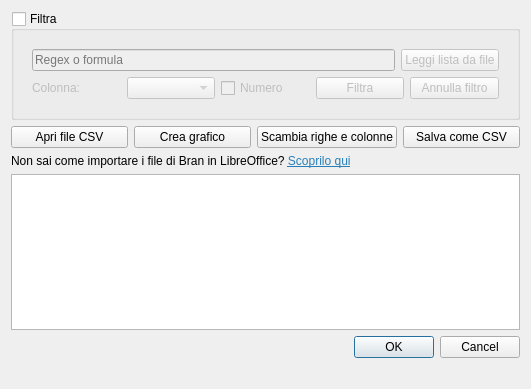
Old version of the form forms/tableeditor.ui in the repository zorbaproject/Bran.
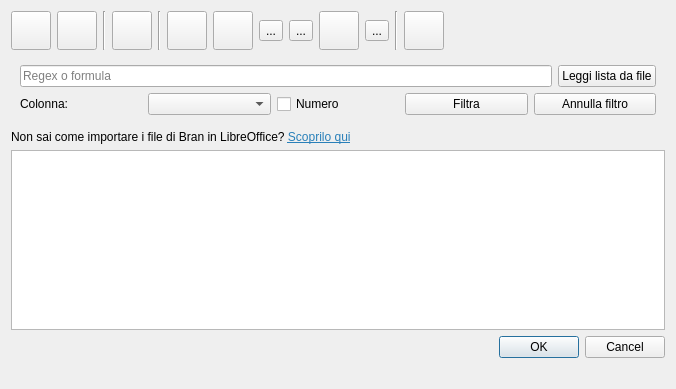
New version of the form. Icons and pictures are not drawn.

Commit message: Riorganizzazione table editor

```diff
--- a/forms/tableeditor.ui
+++ b/forms/tableeditor.ui
@@ -6,7 +6,7 @@
    <rect>
     <x>0</x>
     <y>0</y>
-    <width>531</width>
+    <width>676</width>
     <height>389</height>
    </rect>
   </property>
@@ -14,128 +14,306 @@
    <string>Dialog</string>
   </property>
   <layout class="QVBoxLayout" name="verticalLayout">
-   <item>
-    <widget class="QGroupBox" name="filterGroup">
-     <property name="title">
-      <string>Filtra</string>
-     </property>
-     <property name="checkable">
-      <bool>true</bool>
-     </property>
-     <property name="checked">
-      <bool>false</bool>
-     </property>
-     <layout class="QVBoxLayout" name="verticalLayout_2">
-      <item>
-       <widget class="QWidget" name="filterWidget" native="true">
-        <layout class="QVBoxLayout" name="verticalLayout_3">
-         <item>
-          <layout class="QHBoxLayout" name="horizontalLayout_2">
-           <item>
-            <widget class="QLineEdit" name="cfilter">
-             <property name="placeholderText">
-              <string>Regex o formula</string>
-             </property>
-            </widget>
-           </item>
-           <item>
-            <widget class="QPushButton" name="readregexfile">
-             <property name="text">
-              <string>Leggi lista da file</string>
-             </property>
-            </widget>
-           </item>
-          </layout>
-         </item>
-         <item>
-          <layout class="QHBoxLayout" name="horizontalLayout_3">
-           <item>
-            <widget class="QLabel" name="label">
-             <property name="text">
-              <string>Colonna:</string>
-             </property>
-            </widget>
-           </item>
-           <item>
-            <widget class="QComboBox" name="ccolumn"/>
-           </item>
-           <item>
-            <widget class="QCheckBox" name="filtronumerico">
-             <property name="text">
-              <string>Numero</string>
-             </property>
-            </widget>
-           </item>
-           <item>
-            <widget class="QPushButton" name="dofiltra">
-             <property name="text">
-              <string>Filtra</string>
-             </property>
-            </widget>
-           </item>
-           <item>
-            <widget class="QPushButton" name="cancelfiltro">
-             <property name="text">
-              <string>Annulla filtro</string>
-             </property>
-            </widget>
-           </item>
-          </layout>
-         </item>
-        </layout>
-       </widget>
-      </item>
-     </layout>
-    </widget>
-   </item>
    <item>
     <layout class="QHBoxLayout" name="horizontalLayout">
      <item>
-      <widget class="QPushButton" name="apricsv">
+      <widget class="QToolButton" name="apricsv">
+       <property name="toolTip">
+        <string>Apri file TSV</string>
+       </property>
        <property name="text">
-        <string>Apri file CSV</string>
+        <string/>
        </property>
        <property name="icon">
         <iconset resource="../resources.qrc">
          <normaloff>:/icons/icons/document-open.png</normaloff>:/icons/icons/document-open.png</iconset>
        </property>
+       <property name="iconSize">
+        <size>
+         <width>32</width>
+         <height>32</height>
+        </size>
+       </property>
       </widget>
      </item>
      <item>
-      <widget class="QPushButton" name="creagrafico">
+      <widget class="QToolButton" name="salvacsv">
+       <property name="toolTip">
+        <string>Salva con nome</string>
+       </property>
        <property name="text">
-        <string>Crea grafico</string>
+        <string/>
        </property>
        <property name="icon">
         <iconset resource="../resources.qrc">
          <normaloff>:/icons/icons/office-chart-area.png</normaloff>:/icons/icons/office-chart-area.png</iconset>
        </property>
+       <property name="iconSize">
+        <size>
+         <width>32</width>
+         <height>32</height>
+        </size>
+       </property>
       </widget>
      </item>
      <item>
-      <widget class="QPushButton" name="ribaltatabella">
+      <widget class="Line" name="line">
+       <property name="orientation">
+        <enum>Qt::Vertical</enum>
+       </property>
+      </widget>
+     </item>
+     <item>
+      <widget class="QToolButton" name="showFilter">
+       <property name="toolTip">
+        <string>Filtra tabella</string>
+       </property>
        <property name="text">
+        <string/>
+       </property>
+       <property name="icon">
+        <iconset resource="../resources.qrc">
+         <normaloff>:/icons/icons/view-filter.png</normaloff>:/icons/icons/view-filter.png</iconset>
+       </property>
+       <property name="iconSize">
+        <size>
+         <width>32</width>
+         <height>32</height>
+        </size>
+       </property>
+       <property name="checkable">
+        <bool>true</bool>
+       </property>
+      </widget>
+     </item>
+     <item>
+      <widget class="Line" name="line_3">
+       <property name="orientation">
+        <enum>Qt::Vertical</enum>
+       </property>
+      </widget>
+     </item>
+     <item>
+      <widget class="QToolButton" name="ribaltatabella">
+       <property name="toolTip">
         <string>Scambia righe e colonne</string>
        </property>
+       <property name="text">
+        <string/>
+       </property>
        <property name="icon">
         <iconset resource="../resources.qrc">
          <normaloff>:/icons/icons/object-rotate-left.png</normaloff>:/icons/icons/object-rotate-left.png</iconset>
        </property>
+       <property name="iconSize">
+        <size>
+         <width>32</width>
+         <height>32</height>
+        </size>
+       </property>
       </widget>
      </item>
      <item>
-      <widget class="QPushButton" name="salvacsv">
+      <widget class="QToolButton" name="changeHeader">
+       <property name="toolTip">
+        <string>Modifica intestazione colonna</string>
+       </property>
        <property name="text">
-        <string>Salva come CSV</string>
+        <string/>
        </property>
        <property name="icon">
         <iconset resource="../resources.qrc">
          <normaloff>:/icons/icons/document-save.png</normaloff>:/icons/icons/document-save.png</iconset>
        </property>
+       <property name="iconSize">
+        <size>
+         <width>32</width>
+         <height>32</height>
+        </size>
+       </property>
       </widget>
      </item>
+     <item>
+      <widget class="QToolButton" name="rmRow">
+       <property name="toolTip">
+        <string>Rimuovi riga</string>
+       </property>
+       <property name="text">
+        <string>...</string>
+       </property>
+       <property name="icon">
+        <iconset resource="../resources.qrc">
+         <normaloff>:/icons/icons/edit-table-delete-row.png</normaloff>:/icons/icons/edit-table-delete-row.png</iconset>
+       </property>
+       <property name="iconSize">
+        <size>
+         <width>32</width>
+         <height>32</height>
+        </size>
+       </property>
+      </widget>
+     </item>
+     <item>
+      <widget class="QToolButton" name="addRow">
+       <property name="toolTip">
+        <string>Aggiungi riga</string>
+       </property>
+       <property name="text">
+        <string>...</string>
+       </property>
+       <property name="icon">
+        <iconset resource="../resources.qrc">
+         <normaloff>:/icons/icons/edit-table-insert-row-below.png</normaloff>:/icons/icons/edit-table-insert-row-below.png</iconset>
+       </property>
+       <property name="iconSize">
+        <size>
+         <width>32</width>
+         <height>32</height>
+        </size>
+       </property>
+      </widget>
+     </item>
+     <item>
+      <widget class="QToolButton" name="rmCol">
+       <property name="toolTip">
+        <string>Rimuovi colonna</string>
+       </property>
+       <property name="text">
+        <string/>
+       </property>
+       <property name="icon">
+        <iconset resource="../resources.qrc">
+         <normaloff>:/icons/icons/edit-table-delete-column.png</normaloff>:/icons/icons/edit-table-delete-column.png</iconset>
+       </property>
+       <property name="iconSize">
+        <size>
+         <width>32</width>
+         <height>32</height>
+        </size>
+       </property>
+      </widget>
+     </item>
+     <item>
+      <widget class="QToolButton" name="addCol">
+       <property name="toolTip">
+        <string>Aggiungi colonna</string>
+       </property>
+       <property name="text">
+        <string>...</string>
+       </property>
+       <property name="icon">
+        <iconset resource="../resources.qrc">
+         <normaloff>:/icons/icons/edit-table-insert-column-right.png</normaloff>:/icons/icons/edit-table-insert-column-right.png</iconset>
+       </property>
+       <property name="iconSize">
+        <size>
+         <width>32</width>
+         <height>32</height>
+        </size>
+       </property>
+      </widget>
+     </item>
+     <item>
+      <widget class="Line" name="line_2">
+       <property name="orientation">
+        <enum>Qt::Vertical</enum>
+       </property>
+      </widget>
+     </item>
+     <item>
+      <widget class="QToolButton" name="creagrafico">
+       <property name="toolTip">
+        <string>Crea grafico</string>
+       </property>
+       <property name="text">
+        <string/>
+       </property>
+       <property name="icon">
+        <iconset resource="../resources.qrc">
+         <normaloff>:/icons/icons/office-chart-area.png</normaloff>:/icons/icons/office-chart-area.png</iconset>
+       </property>
+       <property name="iconSize">
+        <size>
+         <width>32</width>
+         <height>32</height>
+        </size>
+       </property>
+      </widget>
+     </item>
+     <item>
+      <spacer name="horizontalSpacer">
+       <property name="orientation">
+        <enum>Qt::Horizontal</enum>
+       </property>
+       <property name="sizeHint" stdset="0">
+        <size>
+         <width>40</width>
+         <height>20</height>
+        </size>
+       </property>
+      </spacer>
+     </item>
     </layout>
    </item>
+   <item>
+    <widget class="QWidget" name="filterWidget" native="true">
+     <layout class="QVBoxLayout" name="verticalLayout_3">
+      <item>
+       <layout class="QHBoxLayout" name="horizontalLayout_2">
+        <item>
+         <widget class="QLineEdit" name="cfilter">
+          <property name="placeholderText">
+           <string>Regex o formula</string>
+          </property>
+         </widget>
+        </item>
+        <item>
+         <widget class="QPushButton" name="readregexfile">
+          <property name="text">
+           <string>Leggi lista da file</string>
+          </property>
+         </widget>
+        </item>
+       </layout>
+      </item>
+      <item>
+       <layout class="QHBoxLayout" name="horizontalLayout_3">
+        <item>
+         <widget class="QLabel" name="label">
+          <property name="text">
+           <string>Colonna:</string>
+          </property>
+         </widget>
+        </item>
+        <item>
+         <widget class="QComboBox" name="ccolumn"/>
+        </item>
+        <item>
+         <widget class="QCheckBox" name="filtronumerico">
+          <property name="text">
+           <string>Numero</string>
+          </property>
+         </widget>
+        </item>
+        <item>
+         <widget class="QPushButton" name="dofiltra">
+          <property name="text">
+           <string>Filtra</string>
+          </property>
+         </widget>
+        </item>
+        <item>
+         <widget class="QPushButton" name="cancelfiltro">
+          <property name="text">
+           <string>Annulla filtro</string>
+          </property>
+         </widget>
+        </item>
+       </layout>
+      </item>
+     </layout>
+    </widget>
+   </item>
    <item>
     <widget class="QLabel" name="label_2">
      <property name="text">
```
Left out of the diff: 4 changed lines with no effect on the pictures. The commit also changes 1 other file.
